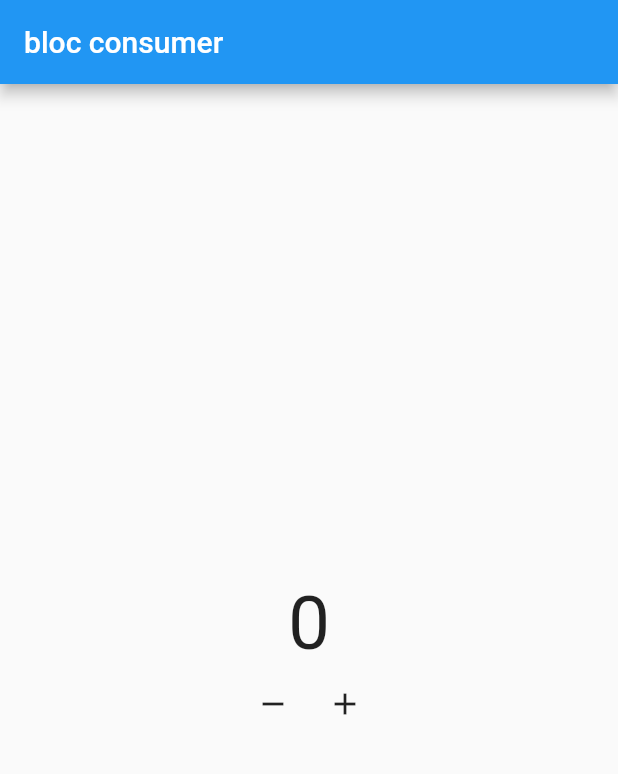
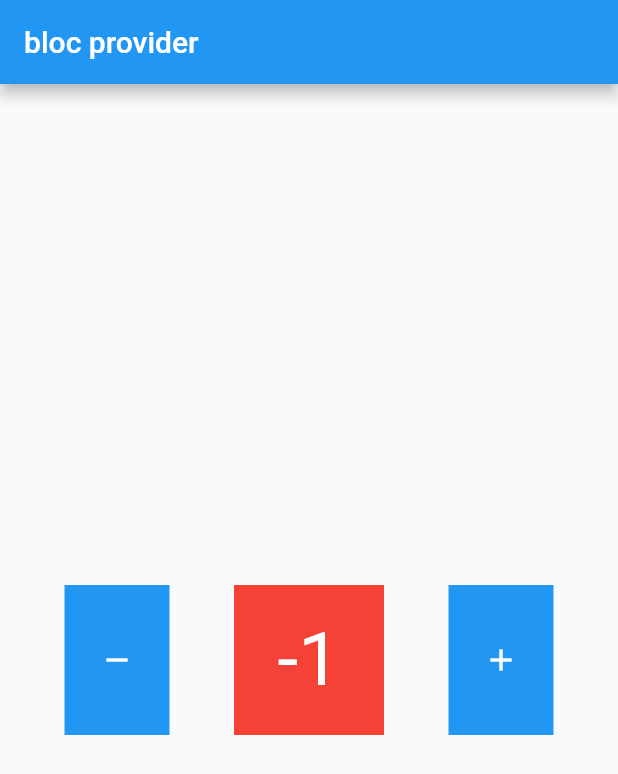
Before and after one commit to balinux/learn_flutter_bloc, a Flutter app: the screen it shows after launch, after a tap on the "remove" icon, on a phone screen of 412 x 824 dp. Shown: the top 774 px of the screen. Run offline on Flutter 3.47's test engine with Material 2 defaults, Android fonts, the phone set to English and light mode, and no system bars; our stand-ins replace bloc, flutter_bloc; missing offline and left inert: dart:ffi.

Commit message:
07 Bloc Provider - intro

```diff
--- /dev/null
+++ b/lib/pages/data_widget.dart
@@ -0,0 +1,32 @@
+import 'package:flutter/material.dart';
+import 'package:flutter_bloc/flutter_bloc.dart';
+import 'package:learn_flutter_bloc/bloc/counter.dart';
+
+class DataWidget extends StatelessWidget {
+  const DataWidget({
+    Key? key,
+    required Counter counter,
+  })  : _counter = counter,
+        super(key: key);
+
+  final Counter _counter;
+
+  @override
+  Widget build(BuildContext context) {
+    return Container(
+      height: 100,
+      width: 100,
+      color: Colors.red,
+      child: Center(
+          child: BlocBuilder(
+        bloc: _counter,
+        builder: (context, state) {
+          return Text(
+            "$state",
+            style: TextStyle(fontSize: 50, color: Colors.white),
+          );
+        },
+      )),
+    );
+  }
+}
--- a/lib/pages/home.dart
+++ b/lib/pages/home.dart
@@ -3,6 +3,7 @@ import 'package:flutter/src/widgets/container.dart';
 import 'package:flutter/src/widgets/framework.dart';
 import 'package:flutter_bloc/flutter_bloc.dart';
 import 'package:learn_flutter_bloc/bloc/counter.dart';
+import 'package:learn_flutter_bloc/pages/data_widget.dart';
 
 class MyHomePage extends StatelessWidget {
   MyHomePage({super.key});
@@ -13,55 +14,47 @@ class MyHomePage extends StatelessWidget {
   Widget build(BuildContext context) {
     return Scaffold(
       appBar: AppBar(
-        title: const Text("bloc consumer"),
+        title: const Text("bloc provider"),
       ),
       body: Column(
         mainAxisAlignment: MainAxisAlignment.center,
         children: [
-          BlocConsumer<Counter, int>(
-            bloc: _counter,
-            buildWhen: (previous, current) {
-              if (current % 2 == 0) {
-                return true;
-              } else {
-                return false;
-              }
-            },
-            listenWhen: (previous, current) {
-              if (current % 2 == 0) {
-                return true;
-              } else {
-                return false;
-              }
-            },
-            builder: (context, state) {
-              return Text(
-                "$state",
-                style: TextStyle(fontSize: 50),
-              );
-            },
-            listener: (context, state) {
-              ScaffoldMessenger.of(context).showSnackBar(const SnackBar(
-                duration: Duration(seconds: 1),
-                content: Text("Tampil jika data genap"),
-              ));
-            },
-          ),
           Row(
-            mainAxisAlignment: MainAxisAlignment.center,
+            mainAxisAlignment: MainAxisAlignment.spaceEvenly,
             children: [
-              IconButton(
-                  onPressed: () {
+              Container(
+                height: 100,
+                width: 70,
+                color: Colors.blue,
+                child: InkWell(
+                  onTap: () {
                     _counter.decrement();
                   },
-                  icon: Icon(Icons.remove)),
-              IconButton(
-                  onPressed: () {
+                  child: Center(
+                      child: Icon(
+                    Icons.remove,
+                    color: Colors.white,
+                  )),
+                ),
+              ),
+              DataWidget(counter: _counter),
+              Container(
+                height: 100,
+                width: 70,
+                color: Colors.blue,
+                child: InkWell(
+                  onTap: () {
                     _counter.increment();
                   },
-                  icon: Icon(Icons.add)),
+                  child: Center(
+                      child: Icon(
+                    Icons.add,
+                    color: Colors.white,
+                  )),
+                ),
+              ),
             ],
-          )
+          ),
         ],
       ),
     );
```
Also changed, not shown: 1 other file.
